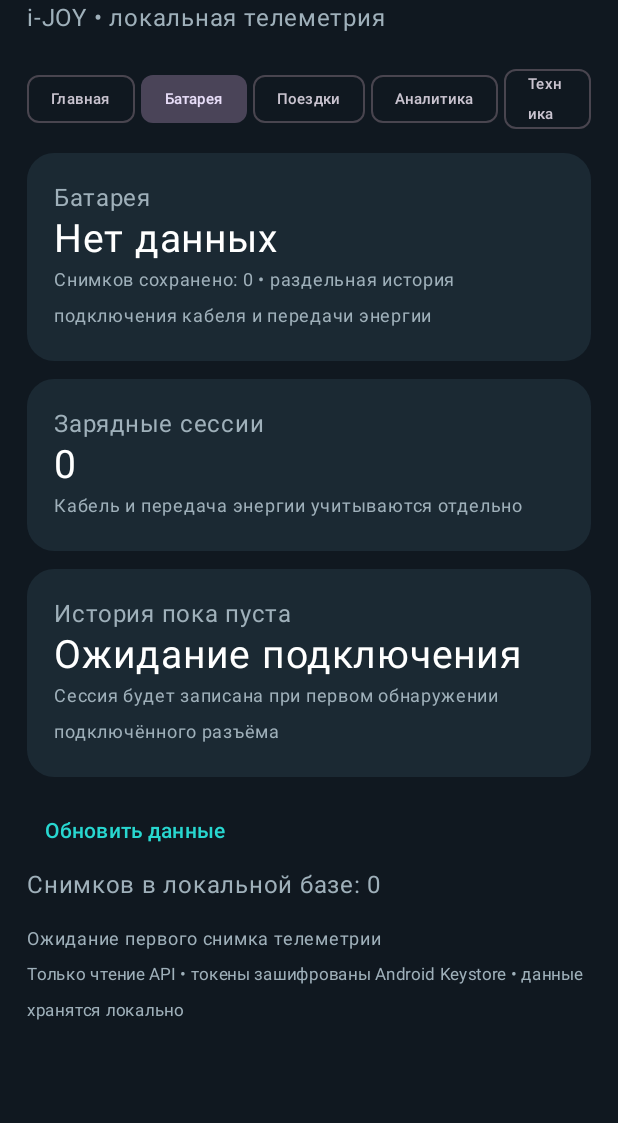
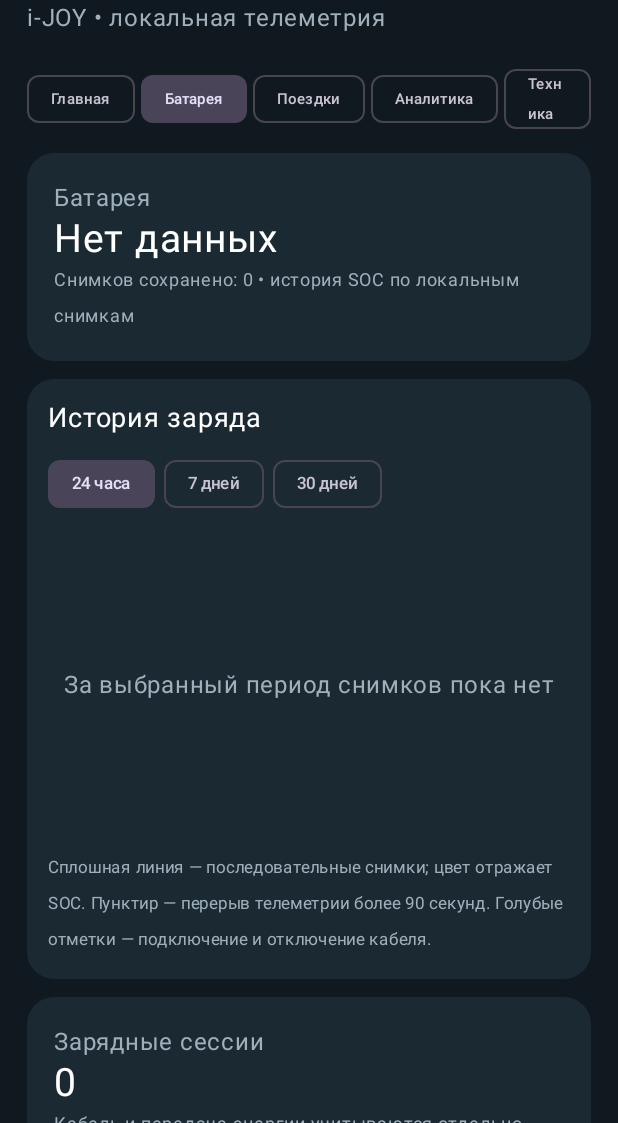
Before and after one commit to cthfyn77-sketch/evolute-telemetry-pro-, an Android app built with Jetpack Compose: the screen it shows after launch (MainActivity), after a tap on "Батарея", on a phone screen of 412 x 824 dp, the part 113-1236 px from its top. Run offline under Robolectric (Android 15) with nearby library versions, the phone set to English and light mode, and no system bars; 3 other taps on this screen came first.

Commit message:
Integrate interactive SOC history into battery screen

```diff
--- a/app/src/main/java/com/evolute/telemetrypro/MainActivity.kt
+++ b/app/src/main/java/com/evolute/telemetrypro/MainActivity.kt
@@ -26,6 +26,7 @@ import com.evolute.telemetrypro.data.SnapshotDb
 import com.evolute.telemetrypro.data.RangeEstimator
 import com.evolute.telemetrypro.data.TripRecord
 import com.evolute.telemetrypro.data.ChargingSession
+import com.evolute.telemetrypro.data.SocSample
 import kotlinx.coroutines.Dispatchers
 import kotlinx.coroutines.launch
 import kotlinx.coroutines.withContext
@@ -58,6 +59,7 @@ class MainActivity : ComponentActivity() {
                 },
                 onTrips = { SnapshotDb.get(this).recentTrips(30) },
                 onChargingSessions = { SnapshotDb.get(this).recentChargingSessions(30) },
+                onSocHistory = { sinceMs -> SnapshotDb.get(this).recentSocSamples(sinceMs) },
                 onRefresh = {
                     val db = SnapshotDb.get(this)
                     val latest = db.latest()
@@ -77,6 +79,7 @@ private fun TelemetryProApp(
     onLogin: suspend (String, String) -> Unit,
     onTrips: suspend () -> List<TripRecord>,
     onChargingSessions: suspend () -> List<ChargingSession>,
+    onSocHistory: suspend (Long) -> List<SocSample>,
     onRefresh: suspend () -> Triple<ApiClient.Telemetry?, Long, RangeEstimator.Estimate?>
 ) {
     val scope = rememberCoroutineScope()
@@ -93,6 +96,9 @@ private fun TelemetryProApp(
     var estimate by remember { mutableStateOf<RangeEstimator.Estimate?>(null) }
     var trips by remember { mutableStateOf<List<TripRecord>>(emptyList()) }
     var chargingSessions by remember { mutableStateOf<List<ChargingSession>>(emptyList()) }
+    var socSamples by remember { mutableStateOf<List<SocSample>>(emptyList()) }
+    var socPeriodDays by remember { mutableIntStateOf(1) }
+    var selectedSocIndex by remember { mutableIntStateOf(0) }
 
     fun refresh() {
         scope.launch {
@@ -112,6 +118,18 @@ private fun TelemetryProApp(
         if (session) {
             refresh()
             while (true) { kotlinx.coroutines.delay(5_000); refresh() }
+        }
+    }
+
+    LaunchedEffect(session, tab, socPeriodDays) {
+        if (session && tab == "Батарея") {
+            try {
+                val since = System.currentTimeMillis() - socPeriodDays.toLong() * 86_400_000L
+                socSamples = withContext(Dispatchers.IO) { onSocHistory(since) }
+                selectedSocIndex = (socSamples.size - 1).coerceAtLeast(0)
+            } catch (e: Exception) {
+                status = e.message ?: "Не удалось загрузить историю SOC"
+            }
         }
     }
 
@@ -180,7 +198,55 @@ private fun TelemetryProApp(
                     }
                     "Батарея" -> {
                         MetricCard("Батарея", snapshot?.let { "SOC ${it.soc.toInt()}%" } ?: "Нет данных",
-                            "Снимков сохранено: $count • раздельная история подключения кабеля и передачи энергии")
+                            "Снимков сохранено: $count • история SOC по локальным снимкам")
+                        Card(Modifier.fillMaxWidth().padding(bottom = 12.dp),
+                            shape = RoundedCornerShape(18.dp),
+                            colors = CardDefaults.cardColors(containerColor = Panel)) {
+                            Column(Modifier.padding(14.dp)) {
+                                Text("История заряда", color = Color.White, fontSize = 18.sp)
+                                Spacer(Modifier.height(8.dp))
+                                Row(horizontalArrangement = Arrangement.spacedBy(6.dp)) {
+                                    listOf(1 to "24 часа", 7 to "7 дней", 30 to "30 дней").forEach { (days, label) ->
+                                        FilterChip(selected = socPeriodDays == days,
+                                            onClick = { socPeriodDays = days },
+                                            label = { Text(label, fontSize = 11.sp) })
+                                    }
+                                }
+                                val selected = socSamples.getOrNull(selectedSocIndex.coerceIn(0, (socSamples.size - 1).coerceAtLeast(0)))
+                                SocHistoryChart(socSamples, chargingSessions, selectedSocIndex,
+                                    onSelect = { selectedSocIndex = it })
+                                if (selected != null) {
+                                    Divider(color = Color(0xFF344650))
+                                    Spacer(Modifier.height(8.dp))
+                                    Text("Выбранный снимок", color = Cyan, fontSize = 13.sp)
+                                    Text("${java.time.Instant.ofEpochMilli(selected.capturedAtMs).atZone(java.time.ZoneId.systemDefault()).toLocalDateTime().toString().replace('T', ' ')}",
+                                        color = Color.White, fontSize = 14.sp)
+                                    Text("SOC ${"%.1f".format(selected.soc)}% • Одометр ${"%.1f".format(selected.odometer)} км",
+                                        color = Color.White, fontSize = 13.sp)
+                                    val vehicleState = when {
+                                        !selected.online -> "Офлайн"
+                                        selected.ready -> "READY • автомобиль готов"
+                                        else -> "Стоянка"
+                                    }
+                                    Text("Состояние: $vehicleState • Зарядка: ${if (selected.charging) "Подключена" else "Не подключена"}",
+                                        color = Muted, fontSize = 12.sp)
+                                    Text("Температура батареи: ${selected.batteryTemp?.let { "${"%.1f".format(it)} °C" } ?: "—"}",
+                                        color = Muted, fontSize = 12.sp)
+                                    if (selectedIndexInGap(socSamples, selectedSocIndex)) {
+                                        Text("Пунктир показывает интервал без снимков; значение между точками не измерялось.",
+                                            color = Color(0xFFFFD180), fontSize = 11.sp)
+                                    }
+                                    Row(horizontalArrangement = Arrangement.spacedBy(8.dp)) {
+                                        TextButton(enabled = selectedSocIndex > 0,
+                                            onClick = { selectedSocIndex = (selectedSocIndex - 1).coerceAtLeast(0) }) { Text("← Предыдущий") }
+                                        TextButton(enabled = selectedSocIndex < socSamples.lastIndex,
+                                            onClick = { selectedSocIndex = (selectedSocIndex + 1).coerceAtMost(socSamples.lastIndex) }) { Text("Следующий →") }
+                                    }
+                                }
+                                Text("Сплошная линия — последовательные снимки; цвет отражает SOC. Пунктир — перерыв телеметрии более 90 секунд. Голубые отметки — подключение и отключение кабеля.",
+                                    color = Muted, fontSize = 11.sp)
+                            }
+                        }
                         MetricCard("Зарядные сессии", "${chargingSessions.size}", "Кабель и передача энергии учитываются отдельно")
                         if (chargingSessions.isEmpty()) {
                             MetricCard("История пока пуста", "Ожидание подключения", "Сессия будет записана при первом обнаружении подключённого разъёма")
@@ -244,6 +310,9 @@ private fun TelemetryProApp(
     }
 }
 
+private fun selectedIndexInGap(samples: List<SocSample>, index: Int): Boolean =
+    index > 0 && index < samples.size && samples[index].capturedAtMs - samples[index - 1].capturedAtMs > 90_000L
+
 @Composable
 private fun MetricCard(title: String, value: String, detail: String) {
     Card(Modifier.fillMaxWidth().padding(bottom = 12.dp), shape = RoundedCornerShape(18.dp),
```
